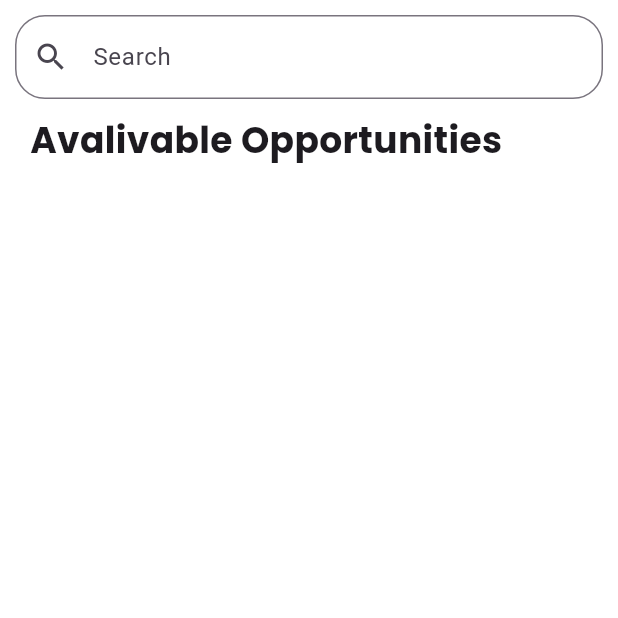
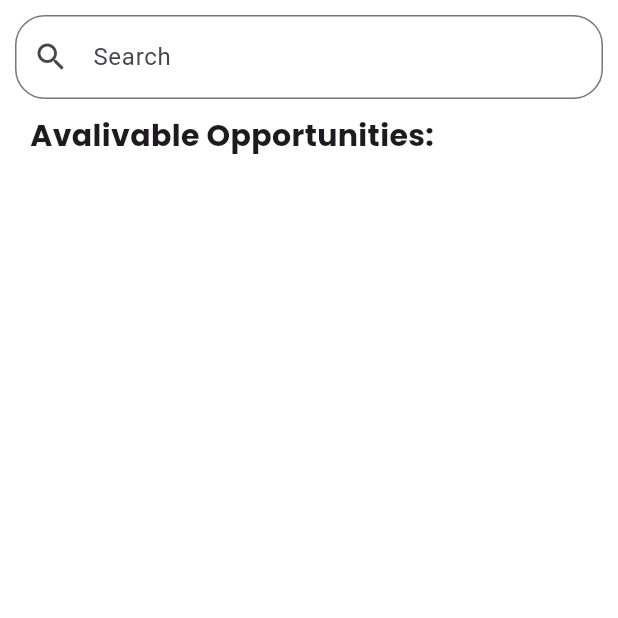
Before and after one commit to mohamedfareed244/volunteers_app, a Flutter app: the OpportunityManagment screen opened directly, on a phone screen of 412 x 824 dp, the top half of it. Run offline on Flutter 3.47's test engine with Material 3 defaults, Android fonts, the phone set to English and light mode, and no system bars; our stand-ins replace audioplayers, card_swiper, cloud_firestore, dotted_border, fancy_shimmer_image, firebase_auth and 10 more; missing offline and left inert: dynamic_height_grid_view; accounts and stored records are empty; project files that could hold a hidden picture were left out.

Commit message:
tiny change

```diff
--- a/lib/views/dashboard/opportunity_managment.dart
+++ b/lib/views/dashboard/opportunity_managment.dart
@@ -68,9 +68,9 @@ class _OpportunityManagmentState extends State<OpportunityManagment> {
            Padding(
              padding: const EdgeInsets.only(left: 20.0),
              child: Text(
-              "Avalivable Opportunities",
+              "Avalivable Opportunities:",
               style: TextStyle(
-                fontSize: 24,
+                fontSize: 20,
                 fontWeight: FontWeight.bold,
                 fontFamily: GoogleFonts.poppins().fontFamily
               ),
```
